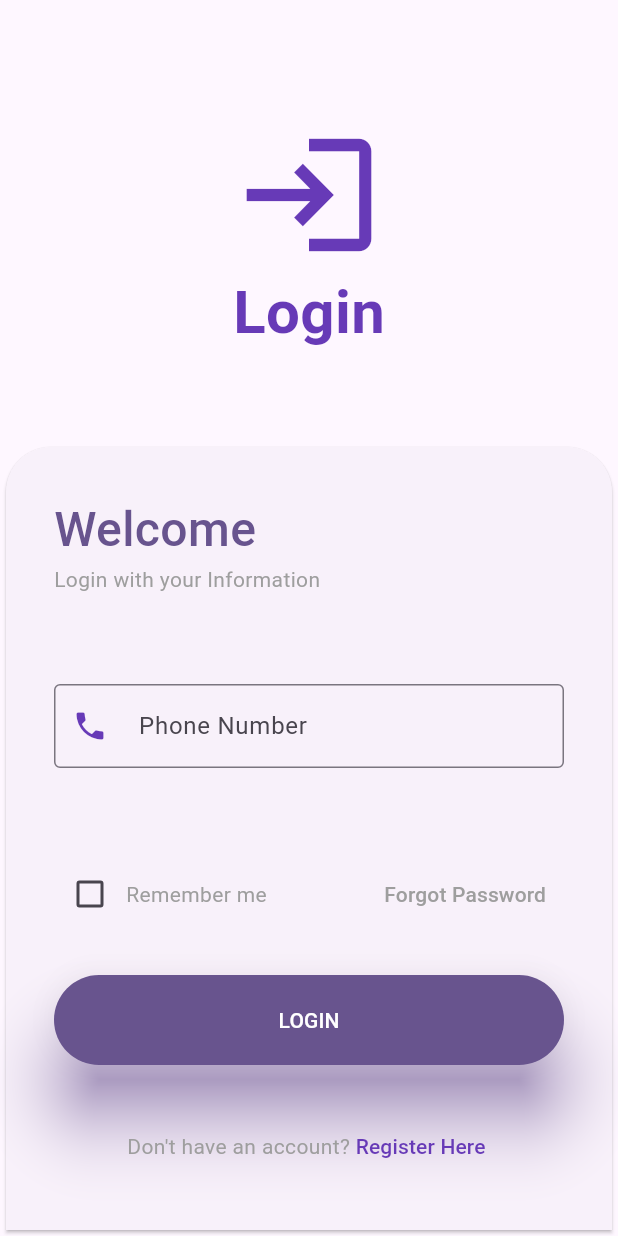
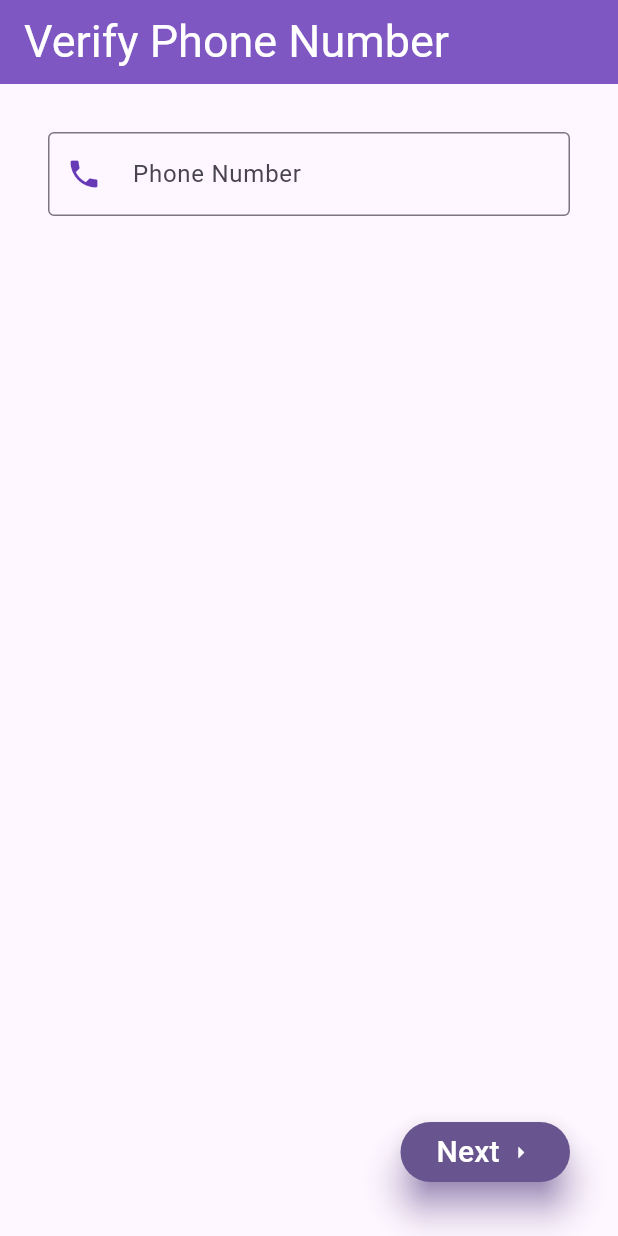
Before and after one commit to anuragdandge/id_generator, a Flutter app: the screen it shows after launch, on a phone screen of 412 x 824 dp. Run offline on Flutter 3.47's test engine with Material 2 defaults, Android fonts, the phone set to English and light mode, and no system bars; our stand-ins replace cloud_firestore, connectivity, firebase_auth, firebase_core, firebase_storage, get and 4 more; missing offline and left inert: flutter_barcode_scanner, mac_address, mongo_dart; accounts and stored records are empty.

Commit message:
Some Changes Made

```diff
--- a/lib/pages/login.dart
+++ b/lib/pages/login.dart
@@ -116,50 +116,46 @@ class _LoginState extends State<Login> {
     mediaSize = MediaQuery.of(context).size;
     myColor = Theme.of(context).primaryColor;
     return Scaffold(
-      body: Stack(
-        children: [
-          Positioned(top: 80, child: _buildTop()),
-          Positioned(bottom: 0, child: _buildBottom()),
-        ],
+      appBar: AppBar(
+        backgroundColor: Colors.deepPurple[400],
+        title: const Text(
+          "Verify Phone Number ",
+          style: TextStyle(fontSize: 30, color: Colors.white),
         ),
+      ),
+      body: SafeArea(child: _buildBottom()),
     );
   }
 
-  Widget _buildTop() {
-    return SizedBox(
-      width: mediaSize.width,
-      child: const Column(
-        mainAxisSize: MainAxisSize.min,
-        children: [
-          Icon(
-            Icons.login,
-            size: 100,
-            color: Colors.deepPurple,
-          ),
-          Text(
-            "Login",
-            style: TextStyle(
-                color: Colors.deepPurple,
-                fontSize: 40,
-                fontWeight: FontWeight.bold),
-          )
-        ],
-      ),
-    );
-  }
+  // Widget _buildTop() {
+  //   return SizedBox(
+  //     width: mediaSize.width,
+  //     child: const Column(
+  //       mainAxisSize: MainAxisSize.min,
+  //       children: [
+  //         Icon(
+  //           Icons.login,
+  //           size: 100,
+  //           color: Colors.deepPurple,
+  //         ),
+  //         Text(
+  //           "Login",
+  //           style: TextStyle(
+  //               color: Colors.deepPurple,
+  //               fontSize: 40,
+  //               fontWeight: FontWeight.bold),
+  //         )
+  //       ],
+  //     ),
+  //   );
+  // }
 
   Widget _buildBottom() {
     return SizedBox(
       width: mediaSize.width,
-      child: Card(
-        shape: const RoundedRectangleBorder(
-          borderRadius: BorderRadius.only(
-              topLeft: Radius.circular(30), topRight: Radius.circular(30)),
-        ),
       child: Padding(
         padding: const EdgeInsets.all(32.0),
         child: _buildForm(),
-        ),
       ),
     );
   }
@@ -168,17 +164,9 @@ class _LoginState extends State<Login> {
     return Form(
       key: _formKey,
       child: Column(
-        crossAxisAlignment: CrossAxisAlignment.start,
+        crossAxisAlignment: CrossAxisAlignment.end,
+        mainAxisAlignment: MainAxisAlignment.spaceBetween,
         children: [
-          Text(
-            "Welcome ",
-            style: TextStyle(
-                color: myColor, fontSize: 32, fontWeight: FontWeight.w500),
-          ),
-          _buildGreyText("Login with your Information "),
-          const SizedBox(
-            height: 60,
-          ),
           ShakeWidget(
               key: shakeKey,
               shakeOffset: 10,
@@ -187,8 +175,7 @@ class _LoginState extends State<Login> {
               child: Column(
                 children: [
                   TextFormField(
-                    // maxLength: 10,
-                    // keyboardType: TextInputType.phone,
+                    keyboardType: TextInputType.phone,
                     controller: phoneController,
                     decoration: const InputDecoration(
                         border: OutlineInputBorder(),
@@ -198,18 +185,18 @@ class _LoginState extends State<Login> {
                           Icons.phone,
                           color: Colors.deepPurple,
                         )),
-                    // validator: (value) {
-                    //   if (value == null || value.isEmpty) {
-                    //     return 'Please enter Phone Number ';
-                    //   } else {
-                    //     bool result = validatePhoneNumber(value);
-                    //     if (result) {
-                    //       return null;
-                    //     } else {
-                    //       return "Enter Proper Number";
-                    //     }
-                    //   }
-                    // },
+                    validator: (value) {
+                      if (value == null || value.isEmpty) {
+                        return 'Please enter Phone Number ';
+                      } else {
+                        bool result = validatePhoneNumber(value);
+                        if (result) {
+                          return null;
+                        } else {
+                          return "Enter Number like +91*****";
+                        }
+                      }
+                    },
                   ),
                   const SizedBox(
                     height: 30,
@@ -241,16 +228,10 @@ class _LoginState extends State<Login> {
                   // ),
                 ],
               )),
-          const SizedBox(
-            height: 30,
-          ),
-          _buildRememberForgot(),
-          const SizedBox(
-            height: 30,
-          ),
-          _buildLoginButton(),
-          const SizedBox(height: 30),
-          _buildRegister(),
+
+          Positioned(right: 0, child: _buildLoginButton()),
+
+          // _buildRegister(),
         ],
       ),
     );
@@ -286,26 +267,26 @@ class _LoginState extends State<Login> {
     );
   }
 
-  Widget _buildRememberForgot() {
-    return Row(
-      mainAxisAlignment: MainAxisAlignment.spaceBetween,
-      children: [
-        Row(
-          children: [
-            Checkbox(
-                value: rememberUser,
-                onChanged: (value) {
-                  setState(() {
-                    rememberUser = value!;
-                  });
-                }),
-            _buildGreyText("Remember me ")
-          ],
-        ),
-        TextButton(onPressed: () {}, child: _buildGreyText("Forgot Password"))
-      ],
-    );
-  }
+  // Widget _buildRememberForgot() {
+  //   return Row(
+  //     mainAxisAlignment: MainAxisAlignment.spaceBetween,
+  //     children: [
+  //       Row(
+  //         children: [
+  //           Checkbox(
+  //               value: rememberUser,
+  //               onChanged: (value) {
+  //                 setState(() {
+  //                   rememberUser = value!;
+  //                 });
+  //               }),
+  //           _buildGreyText("Remember me ")
+  //         ],
+  //       ),
+  //       TextButton(onPressed: () {}, child: _buildGreyText("Forgot Password"))
+  //     ],
+  //   );
+  // }
 
   Widget _buildLoginButton() {
     return ElevatedButton(
@@ -319,7 +300,7 @@ class _LoginState extends State<Login> {
             // AuthenticationRepository()
             //     .phoneAuthentication(phoneController.text.trim());
             // Get.to(() => const OTPScreen());
-            _signInWithMobileNumber(phoneController.text);
+            _signInWithMobileNumber("+91${phoneController.text}");
           } else {
             shakeKey.currentState?.shake();
           }
@@ -327,35 +308,47 @@ class _LoginState extends State<Login> {
         style: ElevatedButton.styleFrom(
           backgroundColor: myColor,
           shape: const StadiumBorder(),
-            elevation: 20,
+          elevation: 10,
           shadowColor: Colors.deepPurple,
-            minimumSize: const Size.fromHeight(60)),
-        child: const Text(
-          "LOGIN",
-          style: TextStyle(color: Colors.white),
+          // minimumSize: const Size.fromHeight(60)
+        ),
+        child: const SizedBox(
+          width: 65,
+          child: Row(
+            children: [
+              Text(
+                "Next ",
+                style: TextStyle(color: Colors.white, fontSize: 20),
+              ),
+              Icon(
+                Icons.arrow_right_outlined,
+                color: Colors.white,
+              )
+            ],
+          ),
         ));
   }
 
-  Widget _buildRegister() {
-    return Center(
-      child: Row(
-        mainAxisAlignment: MainAxisAlignment.center,
-        children: [
-          _buildGreyText("Don't have an account? "),
-          TextButton(
-              style: TextButton.styleFrom(padding: EdgeInsets.zero),
-              onPressed: () {
-                setState(() {
-                  Navigator.push(context,
-                      MaterialPageRoute(builder: (context) => const Signup()));
-                });
-              },
-              child: const Text(
-                "Register Here ",
-                style: TextStyle(color: Colors.deepPurple),
-              ))
-        ],
-      ),
-    );
+  // Widget _buildRegister() {
+  //   return Center(
+  //     child: Row(
+  //       mainAxisAlignment: MainAxisAlignment.center,
+  //       children: [
+  //         _buildGreyText("Don't have an account? "),
+  //         TextButton(
+  //             style: TextButton.styleFrom(padding: EdgeInsets.zero),
+  //             onPressed: () {
+  //               setState(() {
+  //                 Navigator.push(context,
+  //                     MaterialPageRoute(builder: (context) => const Signup()));
+  //               });
+  //             },
+  //             child: const Text(
+  //               "Register Here ",
+  //               style: TextStyle(color: Colors.deepPurple),
+  //             ))
+  //       ],
+  //     ),
+  //   );
+  // }
 }
-}
--- a/lib/pages/signup.dart
+++ b/lib/pages/signup.dart
@@ -1,4 +1,4 @@
-// ignore_for_file: avoid_unnecessary_containers, use_build_context_synchronously
+// ignore_for_file: avoid_unnecessary_containers, use_build_context_synchronously, non_constant_identifier_names
 import '../Widgets/signUpWidgets.dart';
 import 'dart:io';
 import 'package:flutter/material.dart';
@@ -32,7 +32,7 @@ final List<String> bloodGroups = [
 class _SignupState extends State<Signup> {
   late Size mediaSize;
   late Color myColor;
-  TextEditingController phoneController = TextEditingController();
+  // TextEditingController phoneController = TextEditingController();
   TextEditingController fullNameController = TextEditingController();
   TextEditingController dateOfBirth = TextEditingController();
   TextEditingController academicYear = TextEditingController();
@@ -84,10 +84,10 @@ class _SignupState extends State<Signup> {
         child: SafeArea(
           child: Column(
             children: [
-              Padding(
-                padding: const EdgeInsets.all(8.0),
-                child: SignUpWidgets.buildTop(mediaSize),
-              ),
+              // Padding(
+              //   padding: const EdgeInsets.all(8.0),
+              //   child: SignUpWidgets.buildTop(mediaSize),
+              // ),
               _buildBottom(),
             ],
           ),
@@ -208,7 +208,7 @@ class _SignupState extends State<Signup> {
                   return null;
                 },
                 keyboardType: TextInputType.phone,
-                controller: phoneController,
+                // controller: phoneController,
                 decoration: const InputDecoration(
                     border: OutlineInputBorder(),
                     hintText: "9145369999",
@@ -499,7 +499,7 @@ class _SignupState extends State<Signup> {
               debugPrint("Entered Full Name  :  ${fullNameController.text}");
               debugPrint("DOB  :  ${dateOfBirth.text}");
               debugPrint("AY  :  ${academicYear.text}");
-              debugPrint("Phone Number   :  ${phoneController.text}");
+              // debugPrint("Phone Number   :  ${phoneController.text}");
               debugPrint("Emergency Phone Number   :  ${emergencyNumber.text}");
               debugPrint("local Address   :  ${localAddress.text}");
               debugPrint("Roll Number   :  ${rollNumber.text}");
@@ -515,7 +515,7 @@ class _SignupState extends State<Signup> {
               collRef.add({
                 'fullname': fullNameController.text,
                 'uuid': uuid,
-                'phonenumber': phoneController.text,
+                // 'phonenumber': phoneController.text,
                 'password': password.text,
                 'emergencynumber': emergencyNumber.text,
                 'division': _selectedDivision,
@@ -542,7 +542,7 @@ class _SignupState extends State<Signup> {
                 data: uuid,
                 file: _selectedImage!,
                 name: fullNameController.text,
-                phone: phoneController.text,
+                phone: "phoneController.text",
               ));
             });
           }
@@ -716,7 +716,5 @@ class _SignupState extends State<Signup> {
       var firebaseStorage = FirebaseStorage.instance.ref(uuid);
       await firebaseStorage.putFile(_selectedImage!);
     }
-    // var url = firebaseStorage.getDownloadURL();
-    // debugPrint("$url");
   }
 }
```
Lines whose indentation alone changed are shown as unchanged.
